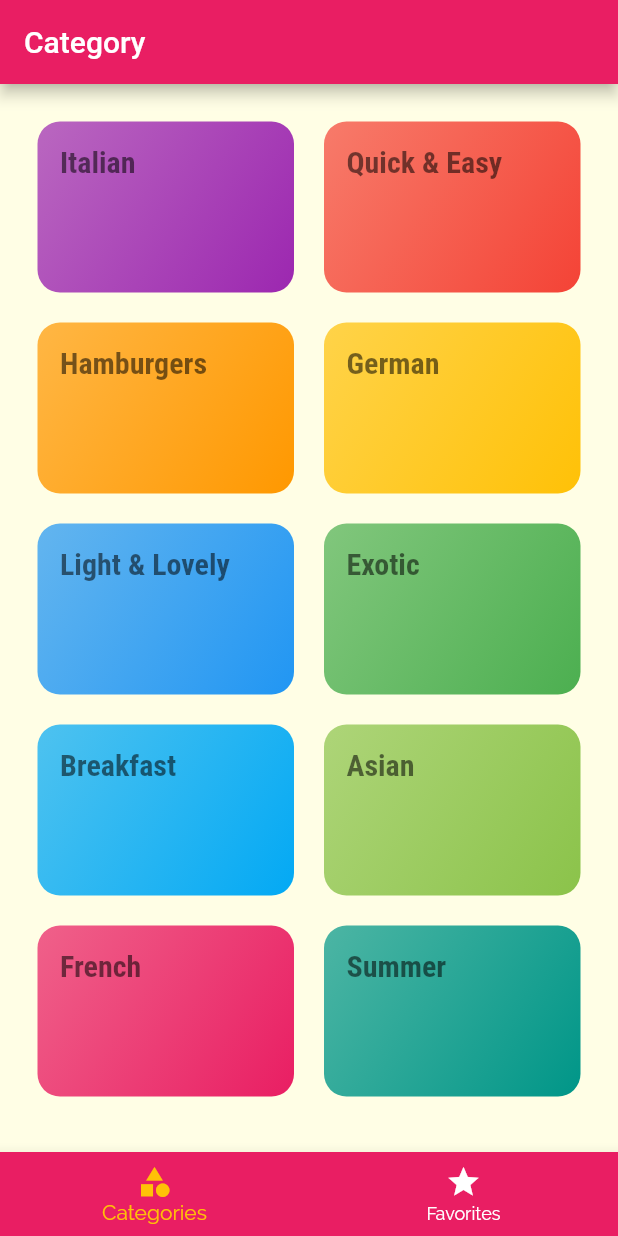
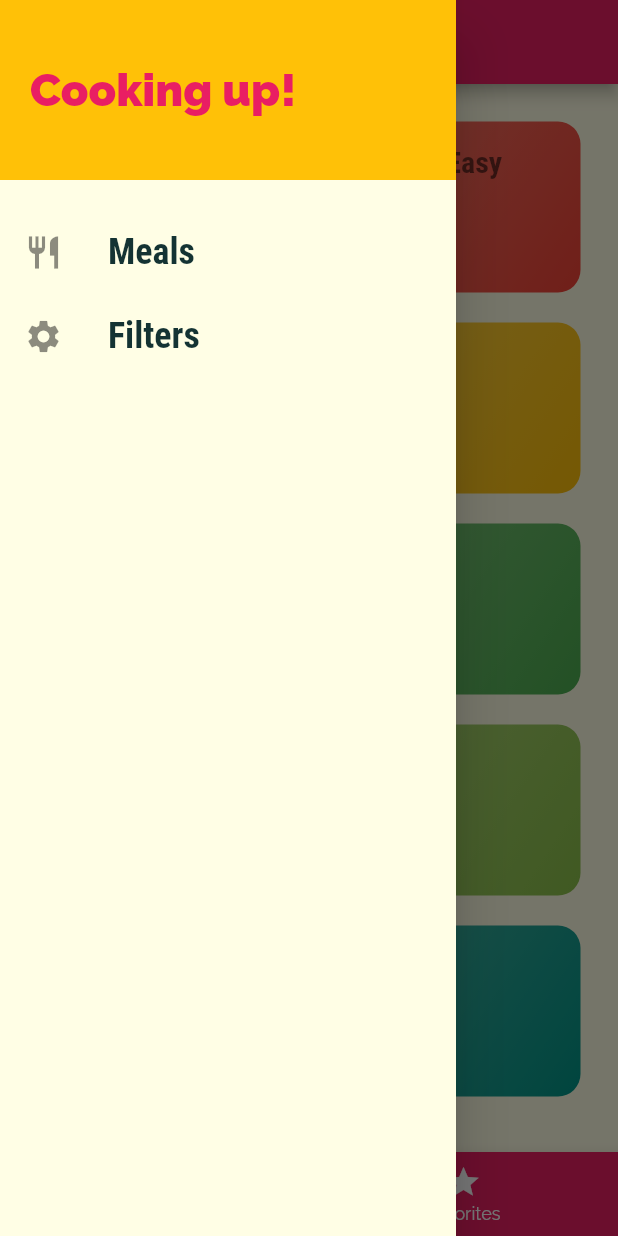
Before and after one commit to LodewykRoux/meals_app, a Flutter app: the screen it shows after launch, with the side drawer open (before the commit the screen has no drawer), on a phone screen of 412 x 824 dp. Run offline on Flutter 3.47's test engine with Material 2 defaults, Android fonts, the phone set to English and light mode, and no system bars.

Commit message:
Added Drawer to tabs screen and filter screen

```diff
--- /dev/null
+++ b/meals/lib/screens/filters_screen.dart
@@ -0,0 +1,14 @@
+import 'package:flutter/material.dart';
+import 'package:meals/widget/main_drawer.dart';
+
+class FiltersScreen extends StatelessWidget {
+  const FiltersScreen({Key? key}) : super(key: key);
+
+  @override
+  Widget build(BuildContext context) {
+    return Scaffold(
+      appBar: AppBar(title: Text('Filters')),
+      drawer: MainDrawer(),
+    );
+  }
+}
--- a/meals/lib/screens/tabs_screen.dart
+++ b/meals/lib/screens/tabs_screen.dart
@@ -1,6 +1,7 @@
 import 'package:flutter/material.dart';
 import 'package:meals/screens/categories_screen.dart';
 import 'package:meals/screens/favorites_screen.dart';
+import 'package:meals/widget/main_drawer.dart';
 
 class TabsScreen extends StatefulWidget {
   const TabsScreen({Key? key}) : super(key: key);
@@ -35,6 +36,7 @@ class _TabsScreenState extends State<TabsScreen> {
       appBar: AppBar(
         title: Text(_pages[_selectedPageIndex]['title']),
       ),
+      drawer: SafeArea(child: MainDrawer()),
       body: _pages[_selectedPageIndex]['page'],
       bottomNavigationBar: BottomNavigationBar(
         onTap: _selectPage,
--- /dev/null
+++ b/meals/lib/widget/main_drawer.dart
@@ -0,0 +1,63 @@
+import 'package:flutter/material.dart';
+import 'package:meals/screens/filters_screen.dart';
+import 'package:meals/screens/tabs_screen.dart';
+
+class MainDrawer extends StatelessWidget {
+  const MainDrawer({Key? key}) : super(key: key);
+
+  @override
+  Widget build(BuildContext context) {
+    Widget _buildListTile(
+        String title, IconData icon, void Function()? tapHandler) {
+      return ListTile(
+        leading: Icon(
+          icon,
+          size: 26,
+        ),
+        title: Text(
+          title,
+          style: const TextStyle(
+              fontFamily: 'RobotoCondensed',
+              fontSize: 24,
+              fontWeight: FontWeight.bold),
+        ),
+        onTap: tapHandler,
+      );
+    }
+
+    return Drawer(
+      child: Column(
+        children: [
+          Container(
+            height: 120,
+            width: double.infinity,
+            padding: const EdgeInsets.all(20),
+            alignment: Alignment.centerLeft,
+            color: Theme.of(context).accentColor,
+            child: Text(
+              'Cooking up!',
+              style: TextStyle(
+                fontWeight: FontWeight.w900,
+                fontSize: 30,
+                color: Theme.of(context).primaryColor,
+              ),
+            ),
+          ),
+          const SizedBox(
+            height: 20,
+          ),
+          _buildListTile('Meals', Icons.restaurant, () {
+            Navigator.of(context).pushReplacement(MaterialPageRoute(
+              builder: (context) => const TabsScreen(),
+            ));
+          }),
+          _buildListTile('Filters', Icons.settings, () {
+            Navigator.of(context).pushReplacement(MaterialPageRoute(
+              builder: (context) => const FiltersScreen(),
+            ));
+          }),
+        ],
+      ),
+    );
+  }
+}
```
